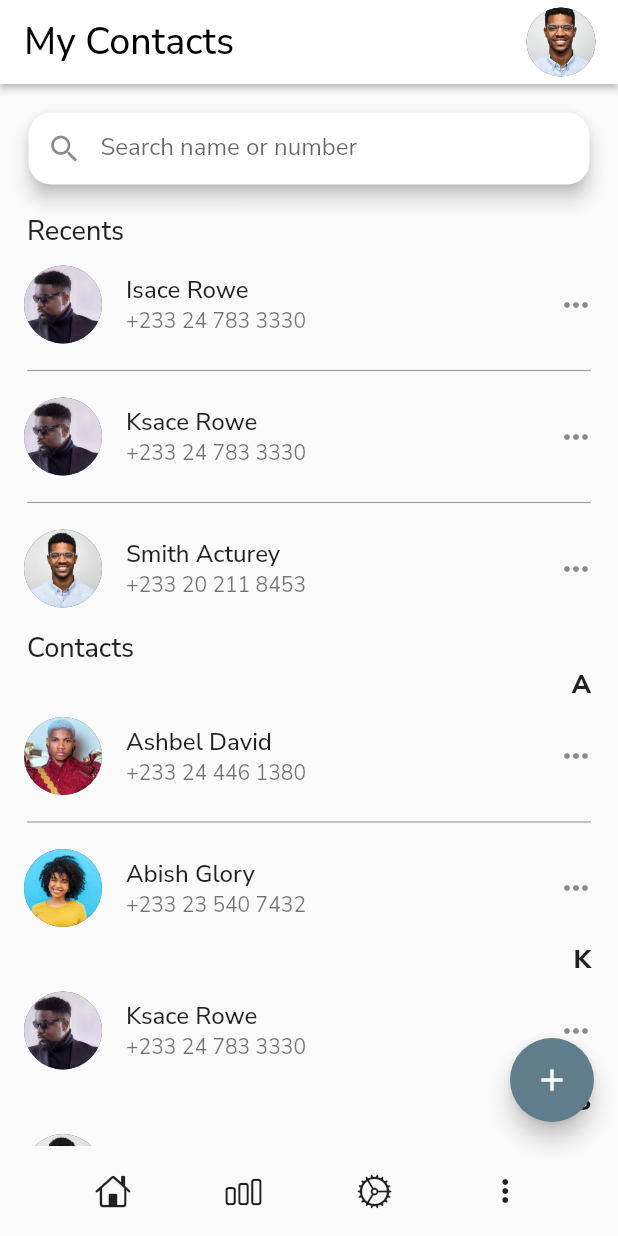
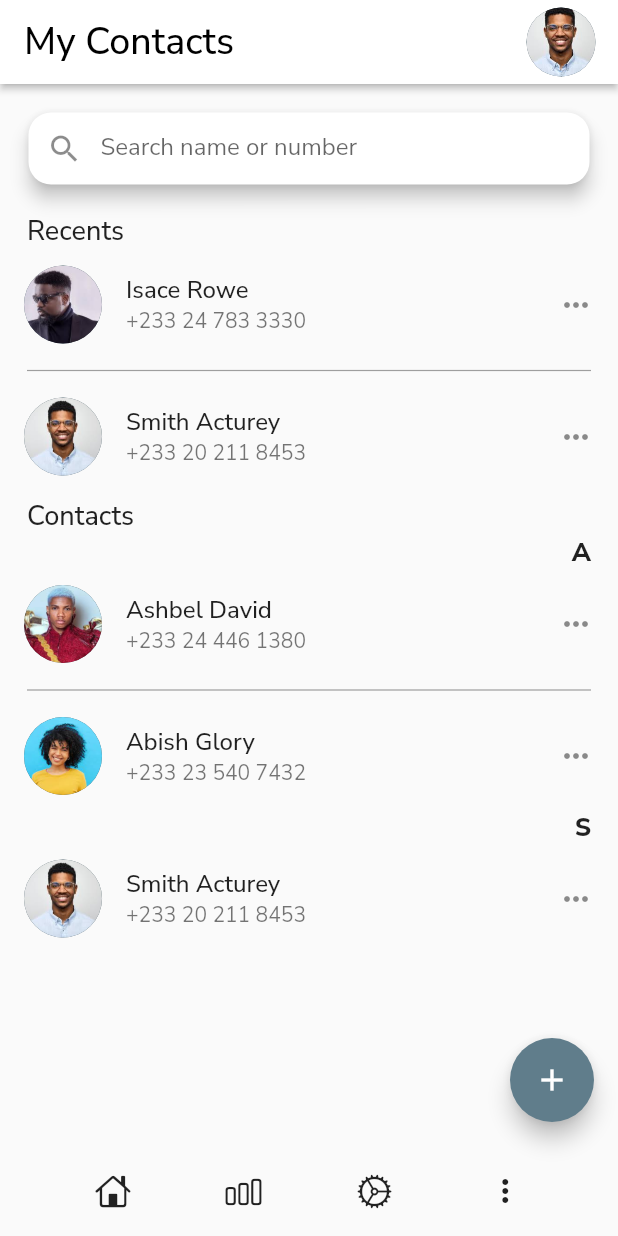
Before and after one commit to phiificodes/contact_app, a Flutter app: the screen it shows after launch, on a phone screen of 412 x 824 dp. Run offline on Flutter 3.47's test engine with Material 2 defaults, Android fonts, the phone set to English and light mode, and no system bars; our stand-ins replace google_fonts, ionicons.

Commit message:
contact list dynamic, layout to be redone

```diff
--- a/lib/contact_item_list.dart
+++ b/lib/contact_item_list.dart
@@ -3,15 +3,6 @@ List alphabets = ['A', 'B', 'C', 'D', 'E', 'F', 'G', 'H', 'J', 'K', 'L', 'M', 'N
 List contact_item_list = [
   {
     'first_name': 'Isace',
-    'last_name': 'Rowe',
-    'image': 'images/sark.jpeg',
-    'group': "24",
-    'email': 'isacerowe@gamil.com',
-    'mobile': '+233 24 783 3330',
-    'location': "Kumasi",
-  },
-  {
-    'first_name': 'Ksace',
     'last_name': 'Rowe',
     'image': 'images/sark.jpeg',
     'group': "24",
```
